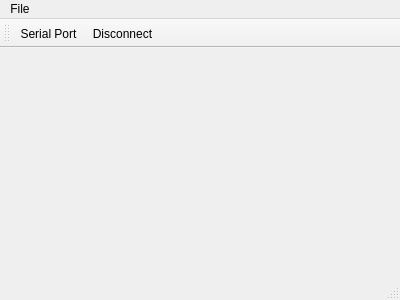
The window that ProjectController/ProjectController/mainwindow.ui (Montzter/ProjectController) describes before a commit, drawn with Qt 5.
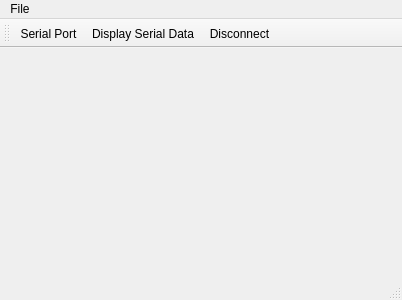
The same window after the commit. Icons and pictures are not drawn.

Commit message:
Added Functionality: Display Serial Port Coms in new window
Added a window to display RX and TX data, included menu actions for
window.

```diff
--- a/ProjectController/ProjectController/mainwindow.ui
+++ b/ProjectController/ProjectController/mainwindow.ui
@@ -6,7 +6,7 @@
    <rect>
     <x>0</x>
     <y>0</y>
-    <width>400</width>
+    <width>402</width>
     <height>300</height>
    </rect>
   </property>
@@ -25,7 +25,7 @@
     <rect>
      <x>0</x>
      <y>0</y>
-     <width>400</width>
+     <width>402</width>
      <height>21</height>
     </rect>
    </property>
@@ -48,6 +48,7 @@
     <bool>false</bool>
    </attribute>
    <addaction name="actionSerial_Port"/>
+   <addaction name="actionDisplay_Serial_Data"/>
    <addaction name="actionDisconnect"/>
   </widget>
   <action name="actionSerial_Port">
@@ -77,6 +78,15 @@
     <string>Disconnect</string>
    </property>
   </action>
+  <action name="actionDisplay_Serial_Data">
+   <property name="icon">
+    <iconset resource="res.qrc">
+     <normaloff>:/icons/icons/SerialDisplay.ico</normaloff>:/icons/icons/SerialDisplay.ico</iconset>
+   </property>
+   <property name="text">
+    <string>Display Serial Data</string>
+   </property>
+  </action>
  </widget>
  <layoutdefault spacing="6" margin="11"/>
  <resources>
```
Left out of the diff: 1 changed line with no effect on the pictures. The commit also changes 10 other files.
